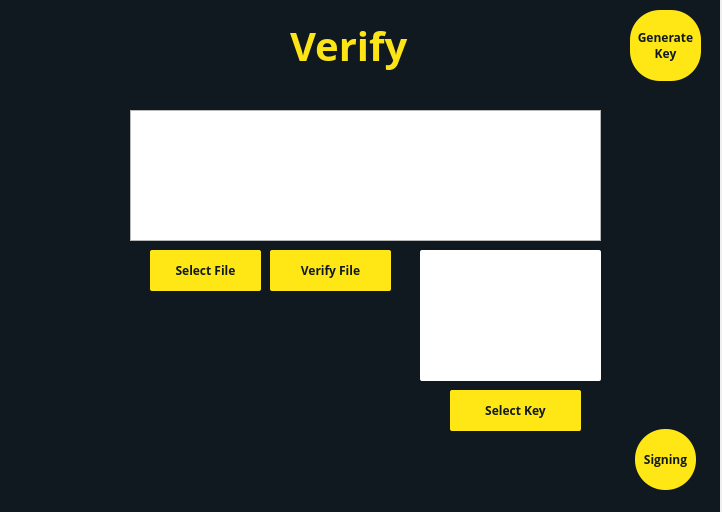
Before: the Qt Designer form Verify.ui in fernaldifz/digital-signature, drawn with Qt 5.
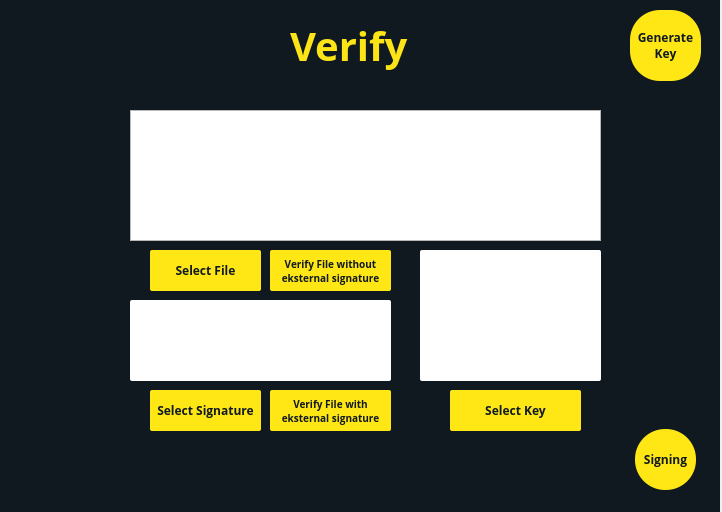
After: the same form once the commit is applied.

Commit message: add other file verifier

Patch:
```diff
--- a/Verify.ui
+++ b/Verify.ui
@@ -286,11 +286,86 @@
 font-family: Open Sans;
 font-style: normal;
 font-weight: 600;
+font-size: 10px;
+color: #101920;</string>
+    </property>
+    <property name="text">
+     <string>Verify File without 
+eksternal signature</string>
+    </property>
+   </widget>
+   <widget class="QPushButton" name="selectsignature">
+    <property name="geometry">
+     <rect>
+      <x>150</x>
+      <y>390</y>
+      <width>111</width>
+      <height>41</height>
+     </rect>
+    </property>
+    <property name="styleSheet">
+     <string notr="true">background: #FFE715;
+border-radius: 2px;
+font-family: Open Sans;
+font-style: normal;
+font-weight: 600;
 font-size: 12px;
 color: #101920;</string>
     </property>
     <property name="text">
-     <string>Verify File</string>
+     <string>Select Signature</string>
+    </property>
+   </widget>
+   <widget class="QPushButton" name="verifywithds">
+    <property name="geometry">
+     <rect>
+      <x>270</x>
+      <y>390</y>
+      <width>121</width>
+      <height>41</height>
+     </rect>
+    </property>
+    <property name="styleSheet">
+     <string notr="true">background: #FFE715;
+border-radius: 2px;
+font-family: Open Sans;
+font-style: normal;
+font-weight: 600;
+font-size: 10px;
+color: #101920;</string>
+    </property>
+    <property name="text">
+     <string>Verify File with 
+eksternal signature</string>
+    </property>
+   </widget>
+   <widget class="QLabel" name="signature">
+    <property name="geometry">
+     <rect>
+      <x>130</x>
+      <y>300</y>
+      <width>261</width>
+      <height>81</height>
+     </rect>
+    </property>
+    <property name="styleSheet">
+     <string notr="true">background: #ffffff;
+border-radius: 2px;
+font-family: Open Sans;
+font-style: normal;
+font-weight: bold;
+font-size: 16px;
+/* identical to box height */
+
+
+color: #101920;
+</string>
+    </property>
+    <property name="text">
+     <string/>
+    </property>
+    <property name="alignment">
+     <set>Qt::AlignCenter</set>
     </property>
    </widget>
   </widget>
```
The commit also changes 1 other file.
